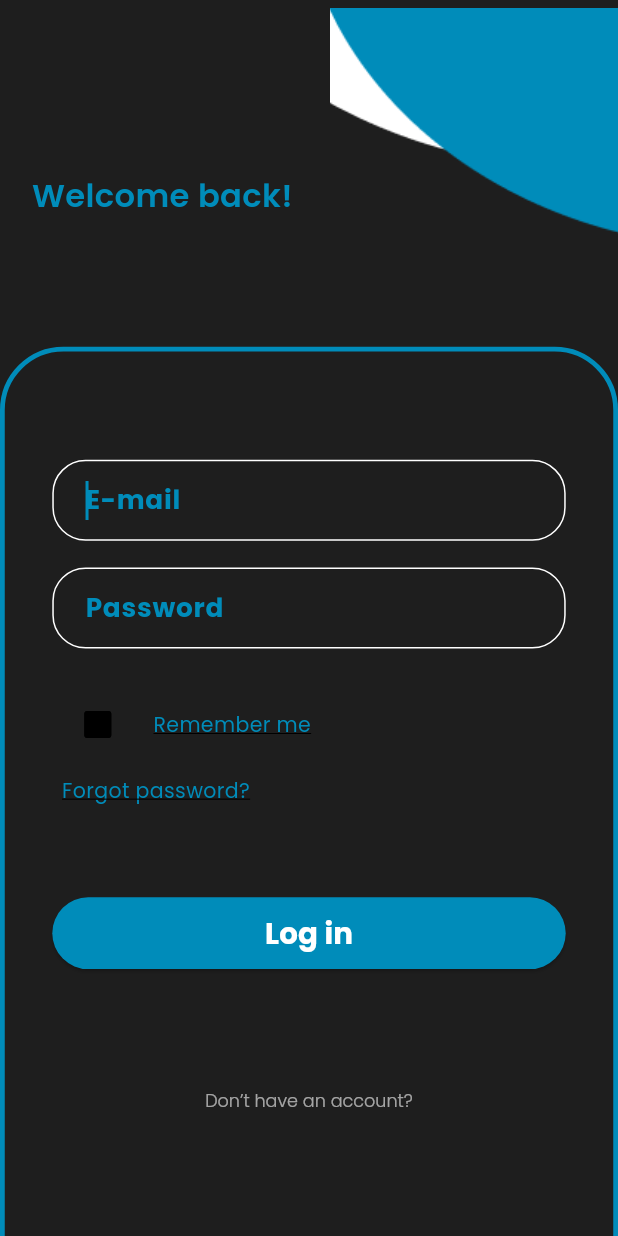
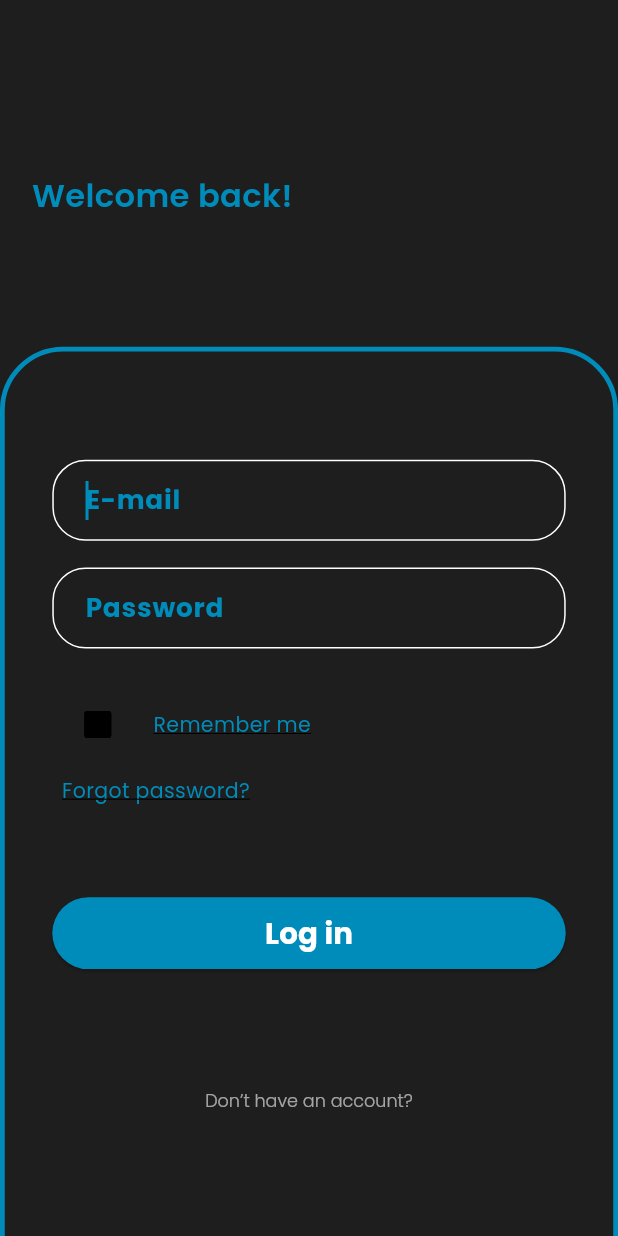
Before and after one commit to ibrahimashraf169/UI2, a Flutter app: the LoginScreen screen opened by its route, on a phone screen of 412 x 824 dp. Run offline on Flutter 3.47's test engine with Material 3 defaults, Android fonts, the phone set to English and light mode, and no system bars; our stand-ins replace cached_network_image, dio, flutter_svg.

Commit message:
sign up ui done login in ui done sign up auth completed login in auth in 50% done

```diff
--- a/lib/presentation/login_screen/login_screen.dart
+++ b/lib/presentation/login_screen/login_screen.dart
@@ -1,4 +1,9 @@
+import 'dart:convert';
+import 'package:dio/dio.dart';
+
+
 import 'package:flutter/material.dart';
+import 'package:http/http.dart' as http;
 import 'package:ibrahim_s_application1/core/app_export.dart';
 import 'package:ibrahim_s_application1/widgets/custom_checkbox_button.dart';
 import 'package:ibrahim_s_application1/widgets/custom_elevated_button.dart';
@@ -29,7 +34,26 @@ class _LoginScreenState extends State<LoginScreen> {
             child: SingleChildScrollView(
               child: Column(
                 children: [
-                  _buildWelcomeBackRow(context),
+                  Padding(
+                    padding: EdgeInsets.only(left: 20.h),
+                    child: Row(
+                      mainAxisAlignment: MainAxisAlignment.spaceBetween,
+                      children: [
+                        Padding(
+                          padding: EdgeInsets.only(top: 118.v, bottom: 25.v),
+                          child: Text(
+                            "Welcome back!",
+                            style: theme.textTheme.titleLarge,
+                          ),
+                        ),
+                        // CustomImageView(
+                        //   imagePath: ImageConstant.imgGroup36691,
+                        //   height: 164.v,
+                        //   width: 182.h,
+                        // ),
+                      ],
+                    ),
+                  ),
                   SizedBox(height: 62.v),
                   Container(
                     padding: EdgeInsets.symmetric(horizontal: 30.h, vertical: 74.v),
@@ -51,15 +75,73 @@ class _LoginScreenState extends State<LoginScreen> {
                           obscureText: true,
                         ),
                         SizedBox(height: 17.v),
-                        _buildLoginRow(context),
+                        Padding(
+                          padding: EdgeInsets.only(left: 6.h, right: 3.h),
+                          child: Column(
+                            children: [
+                              Row(
+                                mainAxisAlignment: MainAxisAlignment.spaceBetween,
+                                children: [
+                                  GestureDetector(
+                                    onTap: () {
+                                      setState(() {
+                                        rememberMe = !rememberMe;
+                                      });
+                                    },
+                                    child: Row(
+                                      children: [
+                                        Container(
+                                          padding: EdgeInsets.all(8.0),
+                                          child: CustomCheckboxButton(
+                                            value: rememberMe,
+                                            padding: EdgeInsets.symmetric(vertical: 1.v),
+                                            onChange: (value) {
+                                              setState(() {
+                                                rememberMe = value;
+                                              });
+                                            },
+                                          ),
+                                        ),
+                                        SizedBox(width: 5.0),
+                                        Text(
+                                          "Remember me",
+                                          style: CustomTextStyles.bodyMediumPrimary.copyWith(
+                                            decoration: TextDecoration.underline,
+                                          ),
+                                        ),
+                                      ],
+                                    ),
+                                  ),
+                                ],
+                              ),
+                              SizedBox(height: 10.v),
+                              Align(
+                                alignment: Alignment.centerLeft,
+                                child: GestureDetector(
+                                  onTap: () {
+                                    onTapTxtForgotPassword(context);
+                                  },
+                                  child: Text(
+                                    "Forgot password?",
+                                    style: CustomTextStyles.bodyMediumPrimary.copyWith(
+                                      decoration: TextDecoration.underline,
+                                    ),
+                                  ),
+                                ),
+                              ),
+                            ],
+                          ),
+                        ),
                         SizedBox(height: 63.v),
                         CustomElevatedButton(
                           height: 49.v,
                           text: "Log in",
                           buttonStyle: CustomButtonStyles.fillPrimary,
+                          onPressed: () {
+                            _handleLogin();
+                          },
                         ),
                         SizedBox(height: 40.v),
-
                         SizedBox(height: 41.v),
                         GestureDetector(
                           onTap: () {
@@ -129,91 +211,6 @@ class _LoginScreenState extends State<LoginScreen> {
     );
   }
 
-  Widget _buildWelcomeBackRow(BuildContext context) {
-    return Padding(
-      padding: EdgeInsets.only(left: 20.h),
-      child: Row(
-        mainAxisAlignment: MainAxisAlignment.spaceBetween,
-        children: [
-          Padding(
-            padding: EdgeInsets.only(top: 118.v, bottom: 25.v),
-            child: Text(
-              "Welcome back!",
-              style: theme.textTheme.titleLarge,
-            ),
-          ),
-          CustomImageView(
-            imagePath: ImageConstant.imgGroup36691,
-            height: 164.v,
-            width: 182.h,
-          ),
-        ],
-      ),
-    );
-  }
-
-  Widget _buildLoginRow(BuildContext context) {
-    return Padding(
-      padding: EdgeInsets.only(left: 6.h, right: 3.h),
-      child: Column(
-        children: [
-          Row(
-            mainAxisAlignment: MainAxisAlignment.spaceBetween,
-            children: [
-              GestureDetector(
-                onTap: () {
-                  setState(() {
-                    rememberMe = !rememberMe;
-                  });
-                },
-                child: Row(
-                  children: [
-                    Container(
-                      padding: EdgeInsets.all(8.0),
-                      child: CustomCheckboxButton(
-                        value: rememberMe,
-                        padding: EdgeInsets.symmetric(vertical: 1.v),
-                        onChange: (value) {
-                          setState(() {
-                            rememberMe = value;
-                          });
-                        },
-                      ),
-                    ),
-                    SizedBox(width: 5.0),
-                    Text(
-                      "Remember me",
-                      style: CustomTextStyles.bodyMediumPrimary.copyWith(
-                        decoration: TextDecoration.underline,
-                      ),
-                    ),
-                  ],
-                ),
-              ),
-            ],
-          ),
-          SizedBox(height: 10.v), // Adjust the spacing as needed
-          Align(
-            alignment: Alignment.centerLeft,
-            child: GestureDetector(
-              onTap: () {
-                onTapTxtForgotPassword(context);
-              },
-              child: Text(
-                "Forgot password?",
-                style: CustomTextStyles.bodyMediumPrimary.copyWith(
-                  decoration: TextDecoration.underline,
-                ),
-              ),
-            ),
-          ),
-        ],
-      ),
-    );
-  }
-
-
-
   void onTapTxtForgotPassword(BuildContext context) {
     Navigator.pushNamed(context, AppRoutes.forgotPasswordScreen);
   }
@@ -221,4 +218,33 @@ class _LoginScreenState extends State<LoginScreen> {
   void onTapTxtDonthaveanaccount(BuildContext context) {
     Navigator.pushNamed(context, AppRoutes.signUpScreen);
   }
+
+  void _handleLogin() async {
+    if (_formKey.currentState?.validate() ?? false) {
+      String email = emailController.text;
+      String password = passwordController.text;
+
+      final apiUrl = 'https://example.com/login'; // Replace with your actual login API endpoint
+
+      try {
+        final response = await Dio().post(
+          apiUrl,
+          data: {'email': email, 'password': password},
+        );
+
+        if (response.statusCode == 200) {
+          // Successful login
+          final responseData = response.data;
+          print('Login successful: $responseData');
+        } else {
+          // Handle errors or unsuccessful login
+          print('Login failed. Status code: ${response.statusCode}');
+          print('Error message: ${response.data}');
+        }
+      } catch (error) {
+        // Handle network errors
+        print('Network error: $error');
+      }
+    }
+  }
 }
```
